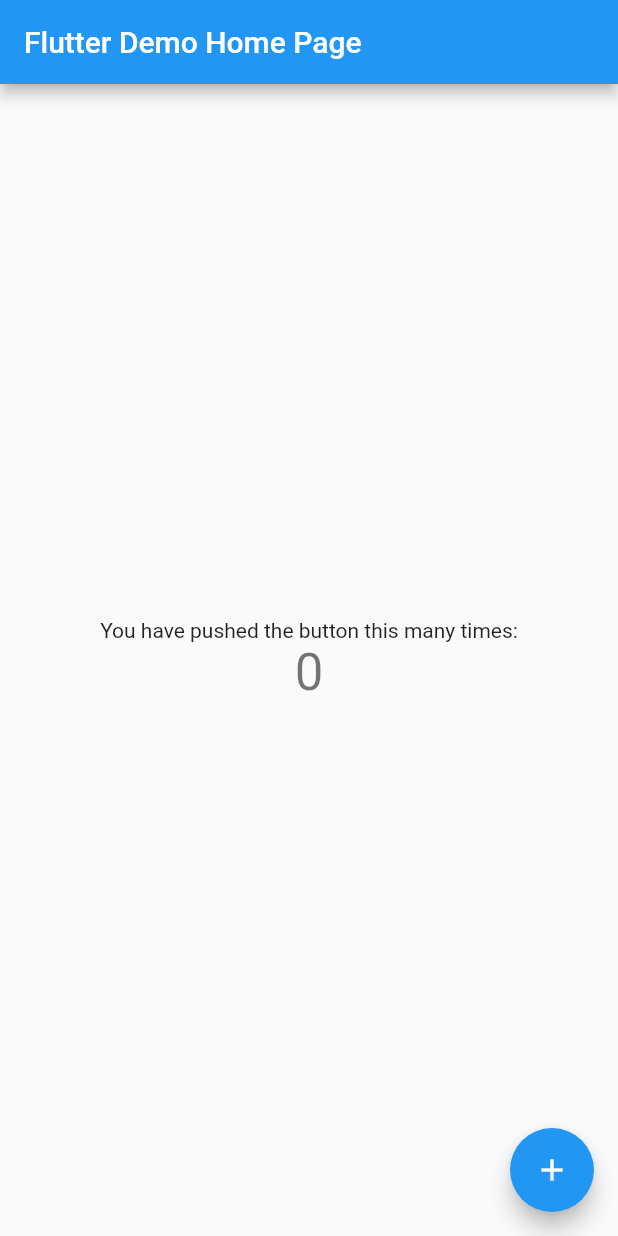
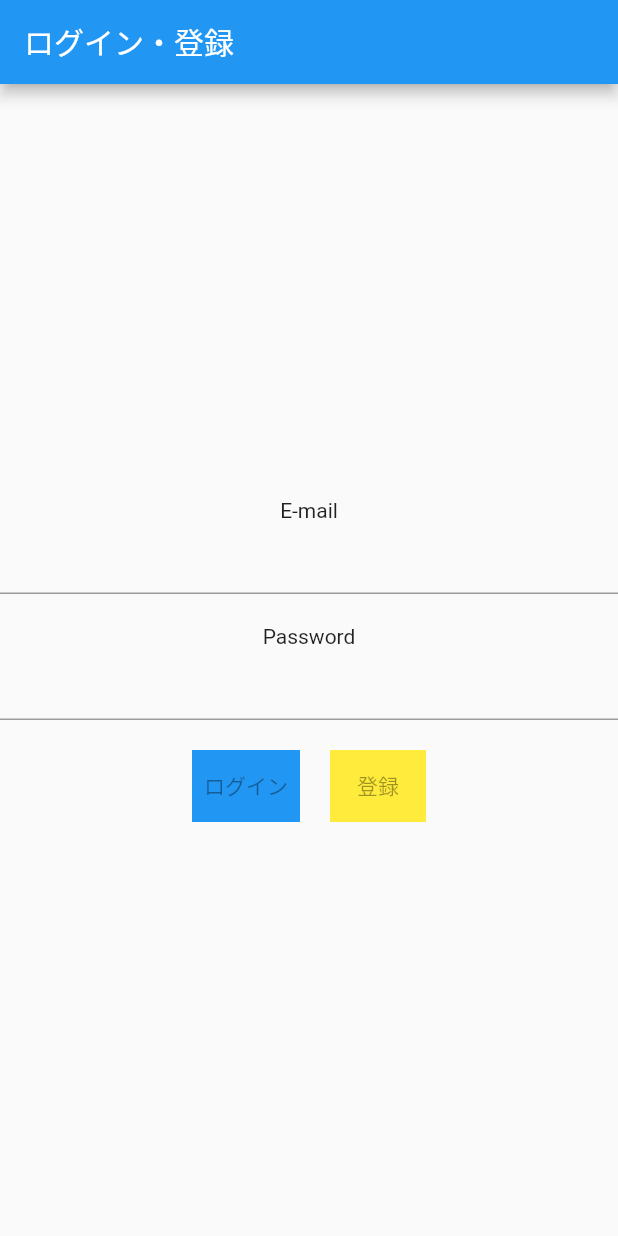
Before and after one commit to Ta23ka98/sample_app, a Flutter app: the screen it shows after launch, on a phone screen of 412 x 824 dp. Run offline on Flutter 3.47's test engine with Material 2 defaults, Android fonts, the phone set to English and light mode, and no system bars.

Commit message:
add: Added FirstPage
Added FirstPage.

```diff
--- a/lib/main.dart
+++ b/lib/main.dart
@@ -1,4 +1,5 @@
 import 'package:flutter/material.dart';
+import 'package:sample_app/presentation/first_page/first_page.dart';
 
 void main() {
   runApp(const MyApp());
@@ -14,7 +15,7 @@ class MyApp extends StatelessWidget {
       theme: ThemeData(
         primarySwatch: Colors.blue,
       ),
-      home: const MyHomePage(title: 'Flutter Demo Home Page'),
+      home: const FirstPage(),
     );
   }
 }
--- /dev/null
+++ b/lib/presentation/first_page/first_page.dart
@@ -0,0 +1,55 @@
+import 'package:flutter/material.dart';
+
+class FirstPage extends StatelessWidget {
+  const FirstPage({Key? key}) : super(key: key);
+
+  @override
+  Widget build(BuildContext context) {
+    return Scaffold(
+      appBar: AppBar(
+        title: Text("ログイン・登録"),
+      ),
+      body: Form(
+        child: Container(
+          child: Column(
+            mainAxisAlignment: MainAxisAlignment.center,
+            children: [
+              Text("E-mail"),
+              TextFormField(),
+              SizedBox(
+                height: 20.0,
+              ),
+              Text("Password"),
+              TextFormField(),
+              SizedBox(
+                height: 20.0,
+              ),
+              Row(
+                mainAxisAlignment: MainAxisAlignment.center,
+                children: [
+                  Container(
+                    color: Colors.blue,
+                    child: TextButton(
+                      onPressed: null,
+                      child: Text("ログイン"),
+                    ),
+                  ),
+                  SizedBox(
+                    width: 20.0,
+                  ),
+                  Container(
+                    color: Colors.yellow,
+                    child: TextButton(
+                      onPressed: null,
+                      child: Text("登録"),
+                    ),
+                  ),
+                ],
+              ),
+            ],
+          ),
+        ),
+      ),
+    );
+  }
+}
```
Also changed, not shown: 4 other files.
